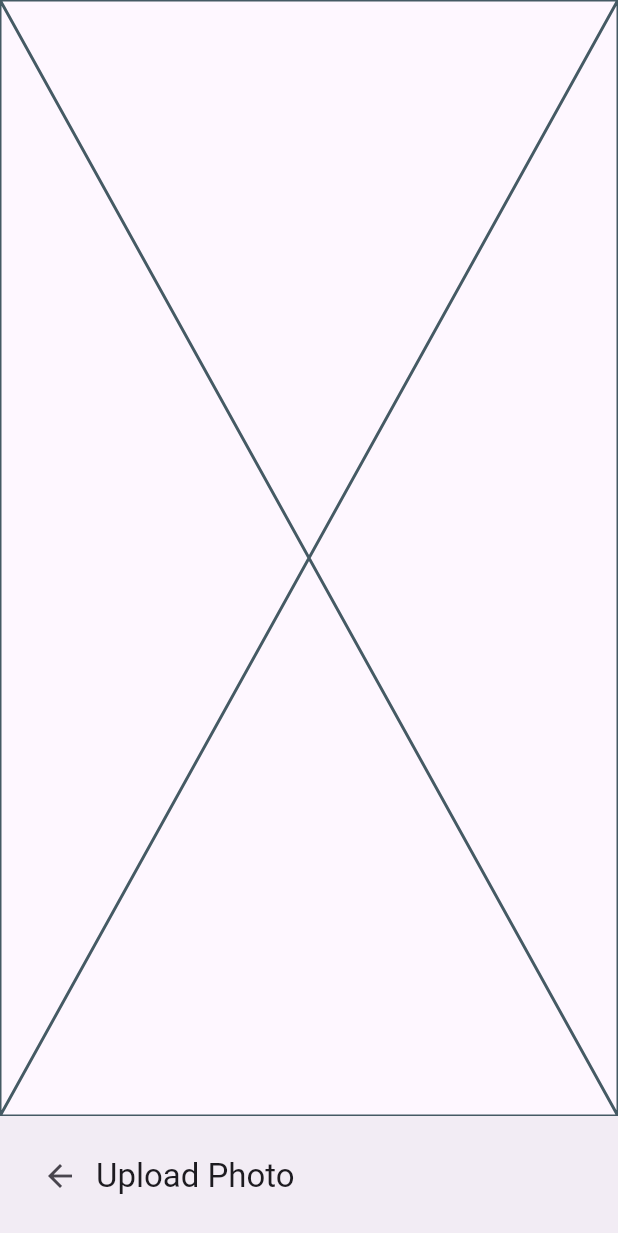
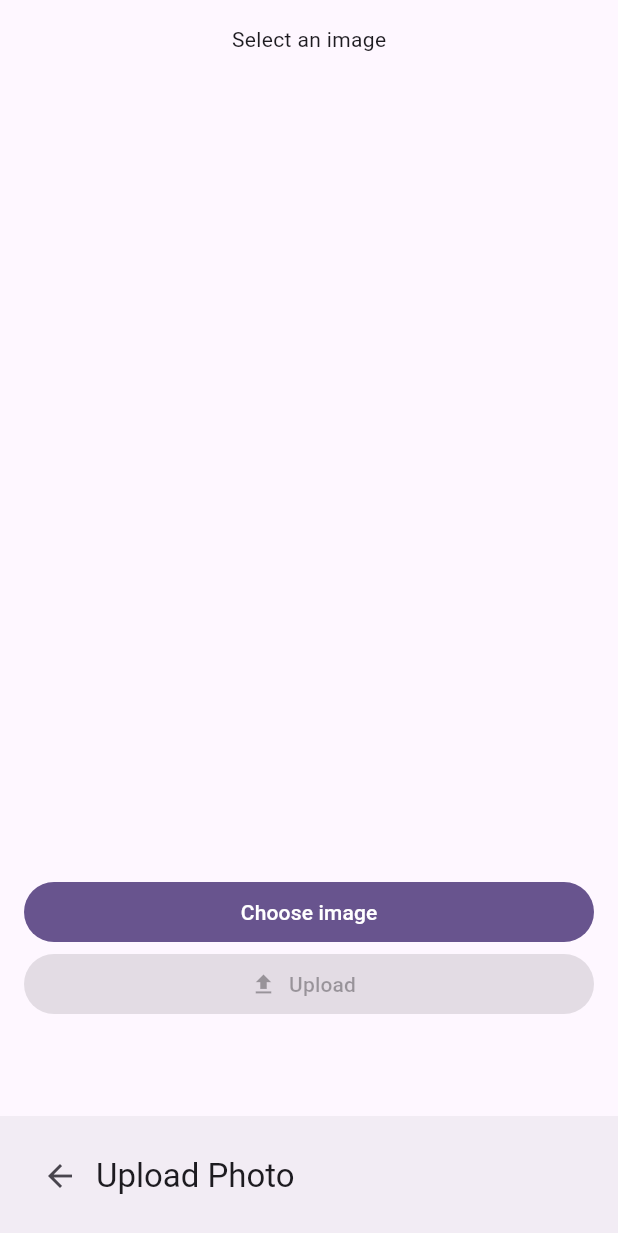
Before and after one commit to mloft74/photo-manager-client, a Flutter app: the screen it shows after launch, after a tap on the "add" icon, on a phone screen of 412 x 824 dp. Shown: the top 1233 px of the screen. Run offline on Flutter 3.47's test engine with Material 2 defaults, Android fonts, the light colour scheme and no system bars; our stand-ins replace flutter_riverpod, freezed_annotation, image_picker, riverpod_annotation; generated files the repository leaves out were written again.

Commit message:
Add Riverpod and mock out upload photo

```diff
--- a/analysis_options.yaml
+++ b/analysis_options.yaml
@@ -7,7 +7,7 @@ analyzer:
   exclude:
     - build/**
   plugins:
-    - dart_code_metrics
+    - custom_lint
   language:
     strict-casts: true
     strict-inference: true
--- a/lib/main.dart
+++ b/lib/main.dart
@@ -1,7 +1,8 @@
 import 'package:flutter/material.dart';
+import 'package:flutter_riverpod/flutter_riverpod.dart';
 import 'package:photo_manager_client/src/photo_manager_app.dart';
 
 Future<void> main() async {
   WidgetsFlutterBinding.ensureInitialized();
-  runApp(const PhotoManagerApp());
+  runApp(const ProviderScope(child: PhotoManagerApp()));
 }
--- /dev/null
+++ b/lib/src/extensions/pipe_extension.dart
@@ -0,0 +1,3 @@
+extension PipeExtension<T extends Object> on T {
+  U pipe<U>(U Function(T value) fn) => fn(this);
+}
--- /dev/null
+++ b/lib/src/upload_photo/providers/photo.dart
@@ -0,0 +1,22 @@
+import 'package:image_picker/image_picker.dart';
+import 'package:photo_manager_client/src/data_structures/option.dart';
+import 'package:riverpod_annotation/riverpod_annotation.dart';
+
+part 'photo.g.dart';
+
+typedef PhotoState = Option<XFile>;
+
+@riverpod
+class Photo extends _$Photo {
+  @override
+  FutureOr<PhotoState> build() {
+    return const None();
+  }
+
+  // No getter will be provided.
+  // ignore: use_setters_to_change_properties
+  Future<void> updateAsync(Future<PhotoState> Function() fn) async {
+    state = const AsyncValue.loading();
+    state = await AsyncValue.guard(fn);
+  }
+}
--- a/lib/src/upload_photo/upload_photo.dart
+++ b/lib/src/upload_photo/upload_photo.dart
@@ -1,4 +1,8 @@
 import 'package:flutter/material.dart';
+import 'package:photo_manager_client/src/consts.dart';
+import 'package:photo_manager_client/src/upload_photo/widgets/image_display.dart';
+import 'package:photo_manager_client/src/upload_photo/widgets/select_photo_button.dart';
+import 'package:photo_manager_client/src/upload_photo/widgets/upload_button.dart';
 import 'package:photo_manager_client/src/widgets/photo_manager_bottom_app_bar.dart';
 import 'package:photo_manager_client/src/widgets/photo_manager_scaffold.dart';
 
@@ -12,7 +16,24 @@ class UploadPhoto extends StatelessWidget {
         leading: BackButton(),
         titleText: 'Upload Photo',
       ),
-      child: Placeholder(),
+      child: Padding(
+        padding: edgeInsetsForRoutePadding,
+        child: Column(
+          children: [
+            Expanded(
+              child: ImageDisplay(),
+            ),
+            SizedBox(
+              width: double.infinity,
+              child: SelectPhotoButton(),
+            ),
+            SizedBox(
+              width: double.infinity,
+              child: UploadButton(),
+            ),
+          ],
+        ),
+      ),
     );
   }
 }
--- /dev/null
+++ b/lib/src/upload_photo/widgets/image_display.dart
@@ -0,0 +1,20 @@
+import 'dart:io';
+
+import 'package:flutter/material.dart';
+import 'package:flutter_riverpod/flutter_riverpod.dart';
+import 'package:photo_manager_client/src/data_structures/option.dart';
+import 'package:photo_manager_client/src/upload_photo/providers/photo.dart';
+
+class ImageDisplay extends ConsumerWidget {
+  const ImageDisplay({super.key});
+
+  @override
+  Widget build(BuildContext context, WidgetRef ref) {
+    return switch (ref.watch(photoProvider)) {
+      AsyncData(value: Some(:final value)) => Image.file(File(value.path)),
+      AsyncData(value: None()) => const Text('Select an image'),
+      AsyncError(:final error) => Text('$error'),
+      _ => const SizedBox.shrink(),
+    };
+  }
+}
--- /dev/null
+++ b/lib/src/upload_photo/widgets/select_photo_button.dart
@@ -0,0 +1,27 @@
+import 'dart:async';
+
+import 'package:flutter/material.dart';
+import 'package:flutter_riverpod/flutter_riverpod.dart';
+import 'package:image_picker/image_picker.dart';
+import 'package:photo_manager_client/src/data_structures/option.dart';
+import 'package:photo_manager_client/src/upload_photo/providers/photo.dart';
+
+class SelectPhotoButton extends ConsumerWidget {
+  const SelectPhotoButton({
+    super.key,
+  });
+
+  @override
+  Widget build(BuildContext context, WidgetRef ref) {
+    return FilledButton(
+      onPressed: () => unawaited(
+        ref.read(photoProvider.notifier).updateAsync(
+              () async =>
+                  (await ImagePicker().pickImage(source: ImageSource.gallery))
+                      .option,
+            ),
+      ),
+      child: const Text('Choose image'),
+    );
+  }
+}
--- /dev/null
+++ b/lib/src/upload_photo/widgets/upload_button.dart
@@ -0,0 +1,32 @@
+import 'package:flutter/material.dart';
+import 'package:flutter_riverpod/flutter_riverpod.dart';
+import 'package:image_picker/image_picker.dart';
+import 'package:photo_manager_client/src/data_structures/option.dart';
+import 'package:photo_manager_client/src/upload_photo/providers/photo.dart';
+
+class UploadButton extends ConsumerWidget {
+  const UploadButton({
+    super.key,
+  });
+
+  @override
+  Widget build(BuildContext context, WidgetRef ref) {
+    final photo = switch (ref.watch(photoProvider)) {
+      AsyncData(:final value) => value,
+      _ => const None<XFile>(),
+    };
+    return FilledButton.icon(
+      onPressed: photo
+          .andThen(
+            (value) => Some(() {
+              ScaffoldMessenger.of(context).showSnackBar(
+                SnackBar(content: Text('Name: ${value.name}')),
+              );
+            }),
+          )
+          .nullable,
+      icon: const Icon(Icons.upload),
+      label: const Text('Upload'),
+    );
+  }
+}
```
Also changed, not shown: pubspec.yaml (+6 -1 lines), pubspec.lock.
